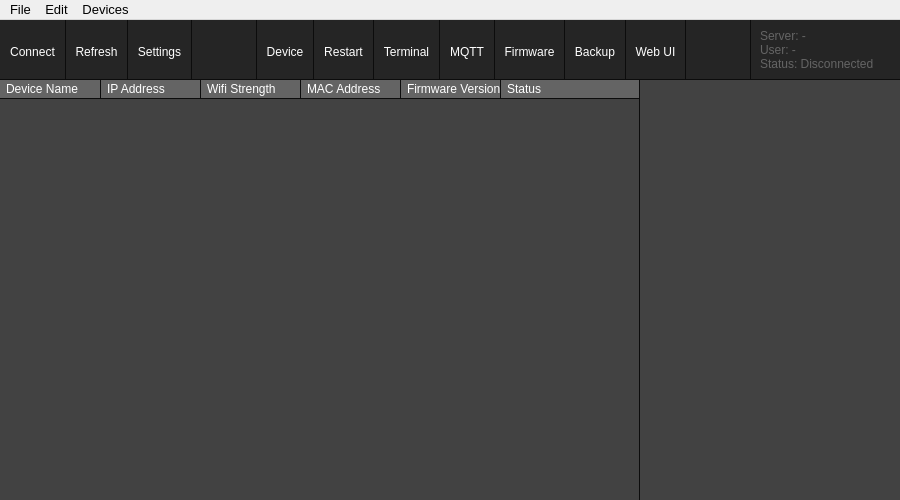
Above: src/gui/mainwindow.ui from tom-23/TasmoManager before the change. Below: the same form after it.
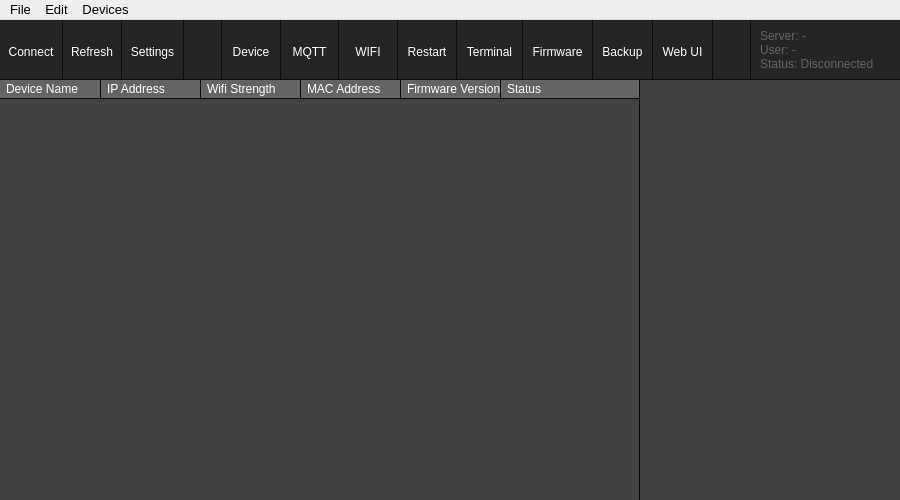
That is the form after the change. Icons and pictures are not drawn. Custom widgets are drawn as their Qt base class.

Commit message: Started work implementing setoptions, wifi config, mqtt settings etc

The edit to the form file:
```diff
--- a/src/gui/mainwindow.ui
+++ b/src/gui/mainwindow.ui
@@ -71,6 +71,7 @@
 	border-radius: 0px;
 	padding-left: 5px;
 	padding-right: 5px;
+	min-width: 45px;
 }
 
 #toolBar QToolButton:pressed {
@@ -142,6 +143,18 @@
     background-color: #1fa3ec;
 }
 
+QProgressBar:horizontal {
+    border: 1px solid #0C0C0C;
+    border-radius: 5px;
+    background-color: transparent;
+	padding: 1px;
+	margin: 0px;
+    height: 5px;
+}
+QProgressBar::chunk:horizontal {
+    background: #1fa3ec;
+}
+
 QMenuBar {
 	color: black;
 	font-size: 13px;
@@ -170,7 +183,33 @@
 
 QComboBox:item::hover {
     background-color: #1fa3ec;
-}</string>
+}
+
+QTabWidget::pane {
+	top:-1px; 
+	border: 1px Solid #0C0C0C;
+	border-radius: 5px;
+	background-color: transparent;
+} 
+
+  QTabBar::tab {
+	background-color: #4f4f4f;
+	border: 1px Solid #0C0C0C;
+	border-top-left-radius: 5px;
+	border-top-right-radius: 5px;
+    padding-top: 2px;
+    padding-bottom: 2px;
+	padding-left: 12px;
+	padding-right: 12px;
+	margin-left: 2px;
+	margin-right: 2px;
+	font-size: 11px;
+  } 
+  
+  QTabBar::tab:selected { 
+	background-color: #1fa3ec;
+	color: white;
+  }</string>
   </property>
   <property name="toolButtonStyle">
    <enum>Qt::ToolButtonTextUnderIcon</enum>
@@ -375,6 +414,82 @@
             </property>
            </widget>
           </item>
+          <item>
+           <widget class="QToolButton" name="mqttButton">
+            <property name="enabled">
+             <bool>true</bool>
+            </property>
+            <property name="sizePolicy">
+             <sizepolicy hsizetype="Preferred" vsizetype="Preferred">
+              <horstretch>0</horstretch>
+              <verstretch>0</verstretch>
+             </sizepolicy>
+            </property>
+            <property name="contextMenuPolicy">
+             <enum>Qt::NoContextMenu</enum>
+            </property>
+            <property name="text">
+             <string>MQTT</string>
+            </property>
+            <property name="icon">
+             <iconset resource="../../resources/resources.qrc">
+              <normaloff>:/32/assets/32_mqtt.svg</normaloff>:/32/assets/32_mqtt.svg</iconset>
+            </property>
+            <property name="iconSize">
+             <size>
+              <width>30</width>
+              <height>30</height>
+             </size>
+            </property>
+            <property name="popupMode">
+             <enum>QToolButton::InstantPopup</enum>
+            </property>
+            <property name="toolButtonStyle">
+             <enum>Qt::ToolButtonTextUnderIcon</enum>
+            </property>
+            <property name="arrowType">
+             <enum>Qt::NoArrow</enum>
+            </property>
+           </widget>
+          </item>
+          <item>
+           <widget class="QToolButton" name="wifiButton">
+            <property name="enabled">
+             <bool>true</bool>
+            </property>
+            <property name="sizePolicy">
+             <sizepolicy hsizetype="Preferred" vsizetype="Preferred">
+              <horstretch>0</horstretch>
+              <verstretch>0</verstretch>
+             </sizepolicy>
+            </property>
+            <property name="contextMenuPolicy">
+             <enum>Qt::NoContextMenu</enum>
+            </property>
+            <property name="text">
+             <string>WIFI</string>
+            </property>
+            <property name="icon">
+             <iconset resource="../../resources/resources.qrc">
+              <normaloff>:/32/assets/32_wifi.svg</normaloff>:/32/assets/32_wifi.svg</iconset>
+            </property>
+            <property name="iconSize">
+             <size>
+              <width>30</width>
+              <height>30</height>
+             </size>
+            </property>
+            <property name="popupMode">
+             <enum>QToolButton::InstantPopup</enum>
+            </property>
+            <property name="toolButtonStyle">
+             <enum>Qt::ToolButtonTextUnderIcon</enum>
+            </property>
+            <property name="arrowType">
+             <enum>Qt::NoArrow</enum>
+            </property>
+           </widget>
+          </item>
           <item>
            <widget class="QToolButton" name="restartButton">
             <property name="sizePolicy">
@@ -439,44 +554,6 @@
             </property>
            </widget>
           </item>
-          <item>
-           <widget class="QToolButton" name="mqttButton">
-            <property name="enabled">
-             <bool>false</bool>
-            </property>
-            <property name="sizePolicy">
-             <sizepolicy hsizetype="Preferred" vsizetype="Preferred">
-              <horstretch>0</horstretch>
-              <verstretch>0</verstretch>
-             </sizepolicy>
-            </property>
-            <property name="contextMenuPolicy">
-             <enum>Qt::NoContextMenu</enum>
-            </property>
-            <property name="text">
-             <string>MQTT</string>
-            </property>
-            <property name="icon">
-             <iconset resource="../../resources/resources.qrc">
-              <normaloff>:/32/assets/32_mqtt.svg</normaloff>:/32/assets/32_mqtt.svg</iconset>
-            </property>
-            <property name="iconSize">
-             <size>
-              <width>30</width>
-              <height>30</height>
-             </size>
-            </property>
-            <property name="popupMode">
-             <enum>QToolButton::InstantPopup</enum>
-            </property>
-            <property name="toolButtonStyle">
-             <enum>Qt::ToolButtonTextUnderIcon</enum>
-            </property>
-            <property name="arrowType">
-             <enum>Qt::NoArrow</enum>
-            </property>
-           </widget>
-          </item>
           <item>
            <widget class="QToolButton" name="firmwareButton">
             <property name="enabled">
```
Left out of the diff: 1 changed line with no effect on the pictures. The commit also changes 42 other files.
